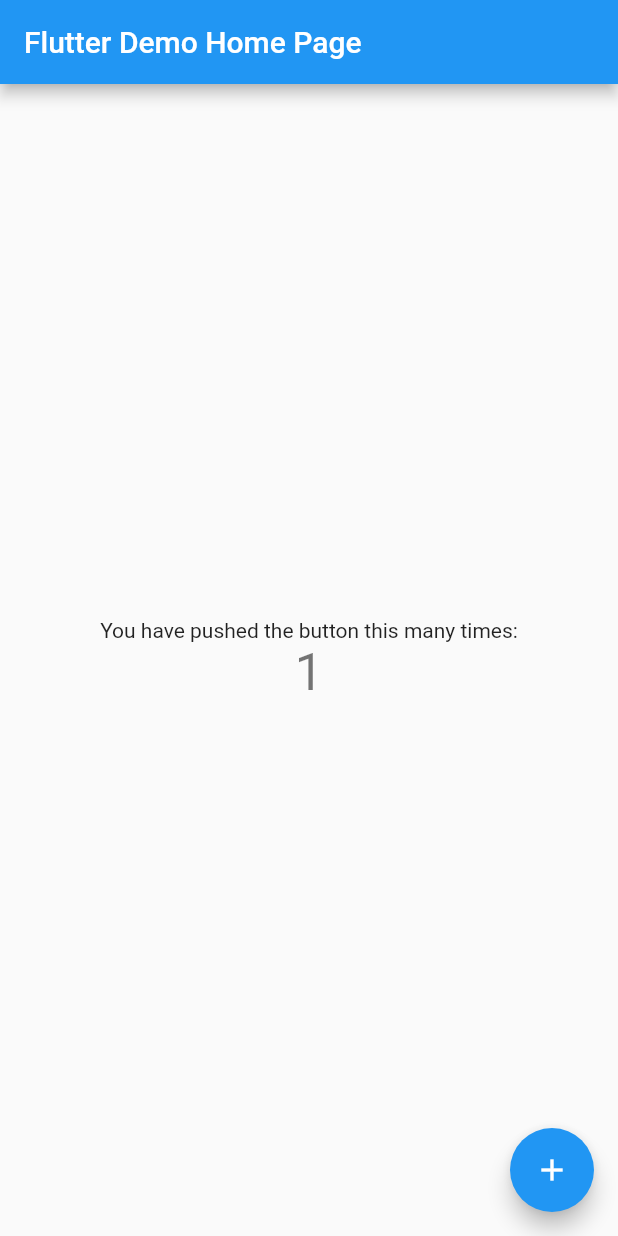
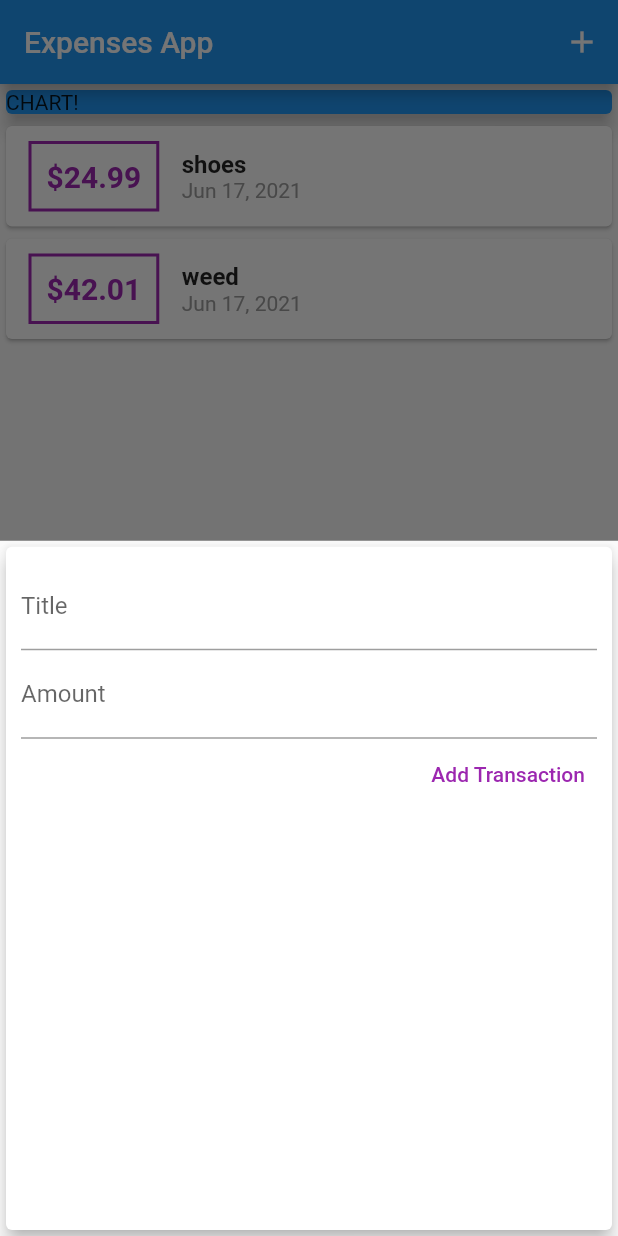
Before and after one commit to JakubMaz/transaction, a Flutter app: the screen it shows after launch, after a tap on the "add" icon, on a phone screen of 412 x 824 dp. Run offline on Flutter 3.47's test engine with Material 2 defaults, Android fonts, the phone set to English and light mode, and no system bars.

Commit message:
sekcja 4. 96.

```diff
--- a/lib/main.dart
+++ b/lib/main.dart
@@ -1,3 +1,6 @@
+import './widgets/new_transaction.dart';
+import './models/transaction.dart';
+import './widgets/transaction_list.dart';
 import 'package:flutter/material.dart';
 
 void main() {
@@ -5,109 +8,93 @@ void main() {
 }
 
 class MyApp extends StatelessWidget {
-  // This widget is the root of your application.
   @override
   Widget build(BuildContext context) {
     return MaterialApp(
-      title: 'Flutter Demo',
-      theme: ThemeData(
-        // This is the theme of your application.
-        //
-        // Try running your application with "flutter run". You'll see the
-        // application has a blue toolbar. Then, without quitting the app, try
-        // changing the primarySwatch below to Colors.green and then invoke
-        // "hot reload" (press "r" in the console where you ran "flutter run",
-        // or simply save your changes to "hot reload" in a Flutter IDE).
-        // Notice that the counter didn't reset back to zero; the application
-        // is not restarted.
-        primarySwatch: Colors.blue,
-      ),
-      home: MyHomePage(title: 'Flutter Demo Home Page'),
+      title: 'Flutter App',
+      home: MyHomePage(),
     );
   }
 }
 
 class MyHomePage extends StatefulWidget {
-  MyHomePage({Key key, this.title}) : super(key: key);
-
-  // This widget is the home page of your application. It is stateful, meaning
-  // that it has a State object (defined below) that contains fields that affect
-  // how it looks.
-
-  // This class is the configuration for the state. It holds the values (in this
-  // case the title) provided by the parent (in this case the App widget) and
-  // used by the build method of the State. Fields in a Widget subclass are
-  // always marked "final".
-
-  final String title;
-
   @override
   _MyHomePageState createState() => _MyHomePageState();
 }
 
 class _MyHomePageState extends State<MyHomePage> {
-  int _counter = 0;
+  final List<Transaction> _userTransaction = [
+    Transaction(
+      id: 'id2',
+      titel: 'shoes',
+      amount: 24.99,
+      date: DateTime.now(),
+    ),
+    Transaction(
+      id: 'id3',
+      titel: 'weed',
+      amount: 42.01,
+      date: DateTime.now(),
+    ),
+  ];
 
-  void _incrementCounter() {
+  void _addNewTransaction(String txTitle, double txAmount) {
+    final newTx = Transaction(
+      id: DateTime.now().toString(),
+      titel: txTitle,
+      amount: txAmount,
+      date: DateTime.now(),
+    );
     setState(() {
-      // This call to setState tells the Flutter framework that something has
-      // changed in this State, which causes it to rerun the build method below
-      // so that the display can reflect the updated values. If we changed
-      // _counter without calling setState(), then the build method would not be
-      // called again, and so nothing would appear to happen.
-      _counter++;
+      _userTransaction.add(newTx);
     });
+  }
+
+  void _startAddNewTransaction(BuildContext ctx) {
+    showModalBottomSheet(
+      context: ctx,
+      builder: (_) {
+        return GestureDetector(
+          onTap: () {},
+          child: NewTransaction(_addNewTransaction),
+          behavior: HitTestBehavior.opaque,
+        );
+      },
+    );
   }
 
   @override
   Widget build(BuildContext context) {
-    // This method is rerun every time setState is called, for instance as done
-    // by the _incrementCounter method above.
-    //
-    // The Flutter framework has been optimized to make rerunning build methods
-    // fast, so that you can just rebuild anything that needs updating rather
-    // than having to individually change instances of widgets.
     return Scaffold(
       appBar: AppBar(
-        // Here we take the value from the MyHomePage object that was created by
-        // the App.build method, and use it to set our appbar title.
-        title: Text(widget.title),
+        title: Text('Expenses App'),
+        actions: <Widget>[
+          IconButton(
+            icon: Icon(Icons.add),
+            onPressed: () => _startAddNewTransaction(context),
+          )
+        ],
       ),
-      body: Center(
-        // Center is a layout widget. It takes a single child and positions it
-        // in the middle of the parent.
+      body: SingleChildScrollView(
         child: Column(
-          // Column is also a layout widget. It takes a list of children and
-          // arranges them vertically. By default, it sizes itself to fit its
-          // children horizontally, and tries to be as tall as its parent.
-          //
-          // Invoke "debug painting" (press "p" in the console, choose the
-          // "Toggle Debug Paint" action from the Flutter Inspector in Android
-          // Studio, or the "Toggle Debug Paint" command in Visual Studio Code)
-          // to see the wireframe for each widget.
-          //
-          // Column has various properties to control how it sizes itself and
-          // how it positions its children. Here we use mainAxisAlignment to
-          // center the children vertically; the main axis here is the vertical
-          // axis because Columns are vertical (the cross axis would be
-          // horizontal).
-          mainAxisAlignment: MainAxisAlignment.center,
           children: <Widget>[
-            Text(
-              'You have pushed the button this many times:',
+            Container(
+              width: double.infinity,
+              child: Card(
+                color: Colors.blue,
+                child: Text('CHART!'),
+                elevation: 5,
+              ),
             ),
-            Text(
-              '$_counter',
-              style: Theme.of(context).textTheme.headline4,
-            ),
+            TransactionList(_userTransaction),
           ],
         ),
       ),
+      floatingActionButtonLocation: FloatingActionButtonLocation.centerFloat,
       floatingActionButton: FloatingActionButton(
-        onPressed: _incrementCounter,
-        tooltip: 'Increment',
         child: Icon(Icons.add),
-      ), // This trailing comma makes auto-formatting nicer for build methods.
+        onPressed: () => _startAddNewTransaction(context),
+      ),
     );
   }
 }
--- /dev/null
+++ b/lib/models/transaction.dart
@@ -0,0 +1,15 @@
+import 'package:flutter/foundation.dart';
+
+class Transaction {
+  final String id;
+  final String titel;
+  final double amount;
+  final DateTime date;
+
+  Transaction({
+    @required this.id,
+    @required this.titel,
+    @required this.amount,
+    @required this.date,
+  });
+}
--- /dev/null
+++ b/lib/widgets/new_transaction.dart
@@ -0,0 +1,54 @@
+import 'package:flutter/material.dart';
+
+class NewTransaction extends StatelessWidget {
+  final Function newTx;
+  final titleControler = TextEditingController();
+  final amountControler = TextEditingController();
+
+  NewTransaction(this.newTx);
+
+  void submitData() {
+    final entiredTitle = titleControler.text;
+    final entiredAmount = double.parse(amountControler.text);
+
+    if (entiredTitle.isEmpty || entiredAmount <= 0) {
+      return;
+    }
+
+    newTx(
+      entiredTitle,
+      entiredAmount,
+    );
+  }
+
+  @override
+  Widget build(BuildContext context) {
+    return Card(
+      elevation: 5,
+      child: Container(
+        padding: EdgeInsets.all(10),
+        child: Column(
+          crossAxisAlignment: CrossAxisAlignment.end,
+          children: <Widget>[
+            TextField(
+              decoration: InputDecoration(labelText: 'Title'),
+              controller: titleControler,
+              onSubmitted: (_) => submitData,
+            ),
+            TextField(
+              decoration: InputDecoration(labelText: 'Amount'),
+              controller: amountControler,
+              onSubmitted: (_) => submitData,
+              keyboardType: TextInputType.number,
+            ),
+            TextButton(
+              child: Text('Add Transaction'),
+              style: TextButton.styleFrom(primary: Colors.purple),
+              onPressed: submitData,
+            ),
+          ],
+        ),
+      ),
+    );
+  }
+}
--- /dev/null
+++ b/lib/widgets/transaction_list.dart
@@ -0,0 +1,66 @@
+import 'package:flutter/material.dart';
+import 'package:intl/intl.dart';
+import '../models/transaction.dart';
+
+class TransactionList extends StatelessWidget {
+  final List<Transaction> transactions;
+
+  TransactionList(this.transactions);
+
+  @override
+  Widget build(BuildContext context) {
+    return Container(
+      height: 300,
+      child: ListView.builder(
+        itemBuilder: (ctx, index) {
+          return Card(
+            child: Row(
+              children: <Widget>[
+                Container(
+                  margin: EdgeInsets.symmetric(
+                    vertical: 10,
+                    horizontal: 15,
+                  ),
+                  decoration: BoxDecoration(
+                    border: Border.all(
+                      color: Colors.purple,
+                      width: 2,
+                    ),
+                  ),
+                  padding: EdgeInsets.all(10),
+                  child: Text(
+                    '\$${transactions[index].amount.toStringAsFixed(2)}',
+                    style: TextStyle(
+                      fontWeight: FontWeight.bold,
+                      fontSize: 20,
+                      color: Colors.purple,
+                    ),
+                  ),
+                ),
+                Column(
+                  crossAxisAlignment: CrossAxisAlignment.start,
+                  children: <Widget>[
+                    Text(
+                      transactions[index].titel,
+                      style: TextStyle(
+                        fontWeight: FontWeight.bold,
+                        fontSize: 16,
+                      ),
+                    ),
+                    Text(
+                      DateFormat.yMMMd().format(transactions[index].date),
+                      style: TextStyle(
+                        color: Colors.grey,
+                      ),
+                    ),
+                  ],
+                ),
+              ],
+            ),
+          );
+        },
+        itemCount: transactions.length,
+      ),
+    );
+  }
+}
--- /dev/null
+++ b/lib/widgets/user_transaction.dart
@@ -0,0 +1,21 @@
+import 'package:flutter/material.dart';
+import '../widgets/new_transaction.dart';
+import '../widgets/transaction_list.dart';
+import '../models/transaction.dart';
+
+class UserTransaction extends StatefulWidget {
+  @override
+  _UserTransactionState createState() => _UserTransactionState();
+}
+
+class _UserTransactionState extends State<UserTransaction> {
+
+  @override
+  Widget build(BuildContext context) {
+    return Column(
+      children: <Widget>[
+        NewTransaction(_addNewTransaction),
+      ],
+    );
+  }
+}
--- a/pubspec.yaml
+++ b/pubspec.yaml
@@ -23,6 +23,7 @@ environment:
 dependencies:
   flutter:
     sdk: flutter
+  intl: ^0.15.7
 
 
   # The following adds the Cupertino Icons font to your application.
```
Also changed, not shown: pubspec.lock, 1 other file.
